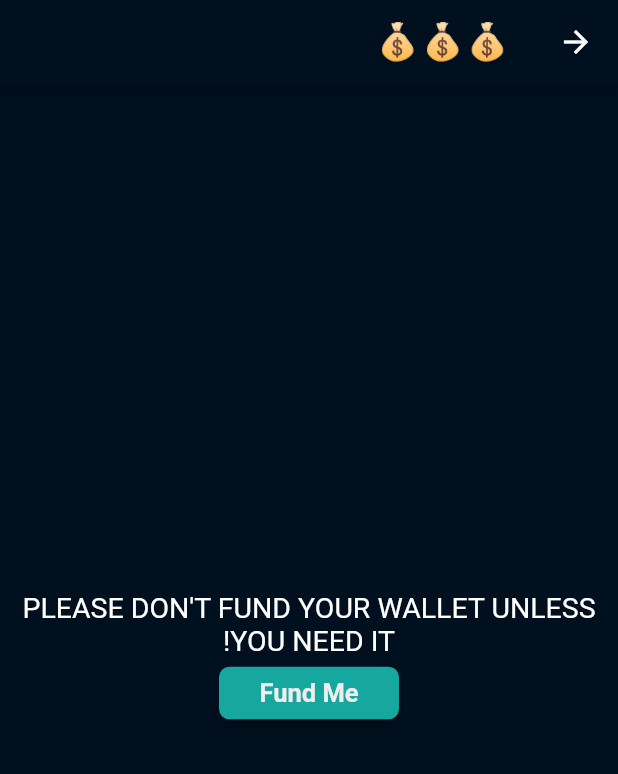
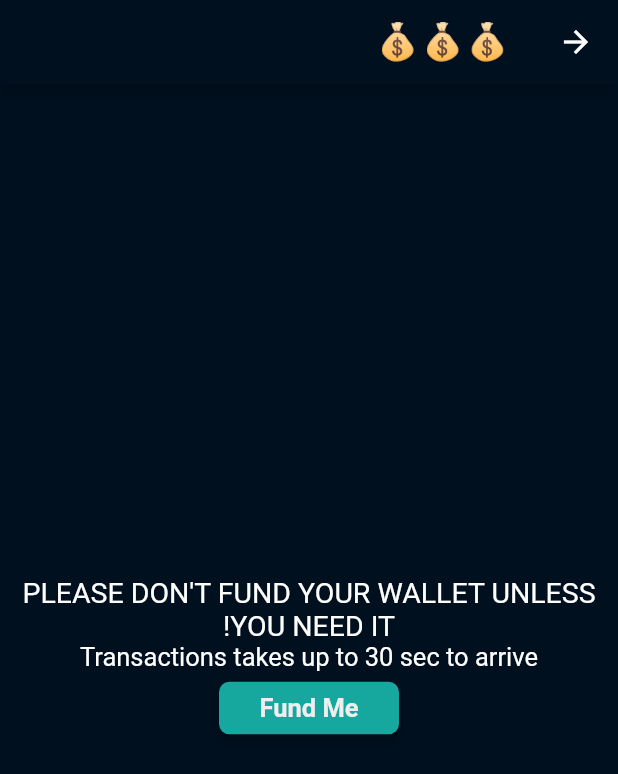
Before and after one commit to Abdulaziz4/aomlah, a Flutter app: the FaucetsView screen opened by its route, on a phone screen of 412 x 824 dp. Shown: the top 774 px of the screen. Run offline on Flutter 3.47's test engine with Material 2 defaults, Android fonts, the phone set to English and light mode, and no system bars; our stand-ins replace firebase_core, flutter_spinkit, flutter_svg, google_fonts, logger, rxdart and 4 more; accounts and stored records are empty; network calls fail; Roboto replaces fonts that are missing (Cairo).

```diff
--- a/lib/ui/views/faucets/faucets_view.dart
+++ b/lib/ui/views/faucets/faucets_view.dart
@@ -1,10 +1,9 @@
-import 'package:aomlah/core/app/app.locator.dart';
+import 'package:flutter/material.dart';
+import 'package:stacked/stacked.dart';
+
 import 'package:aomlah/core/app/utils/constants.dart';
-import 'package:aomlah/core/services/wallet_managment_service.dart';
 import 'package:aomlah/ui/shared/custom_button.dart';
 import 'package:aomlah/ui/views/faucets/faucets_viewmodel.dart';
-import 'package:flutter/material.dart';
-import 'package:stacked/stacked.dart';
 
 class FaucetsView extends StatelessWidget {
   const FaucetsView({Key? key}) : super(key: key);
@@ -28,6 +27,11 @@ class FaucetsView extends StatelessWidget {
                     textAlign: TextAlign.center,
                     style: Constants.mediumText,
                   ),
+                  Text(
+                    "Transactions takes up to 30 sec to arrive",
+                    textAlign: TextAlign.center,
+                    style: Constants.smallText,
+                  ),
                   CustomButton(
                     onPressed: () {
                       viewmodel.fund();
```
Also changed, not shown: lib/core/services/realtime_wallet_service.dart (+6 -20 lines), lib/ui/views/wallet/wallet_view.dart (+7 -1 lines).
